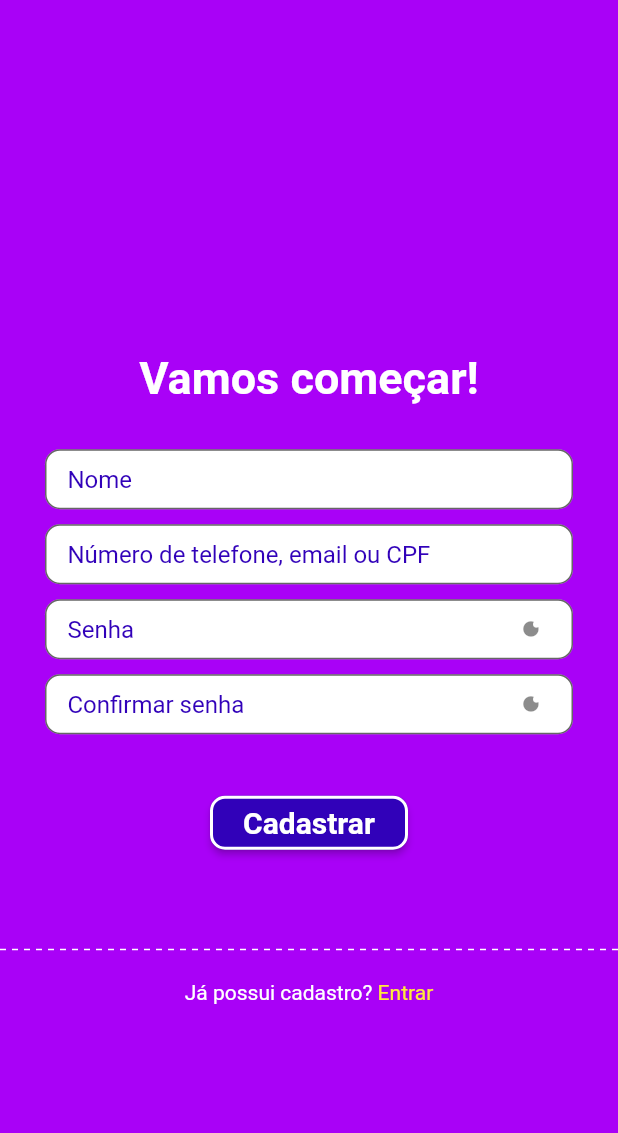
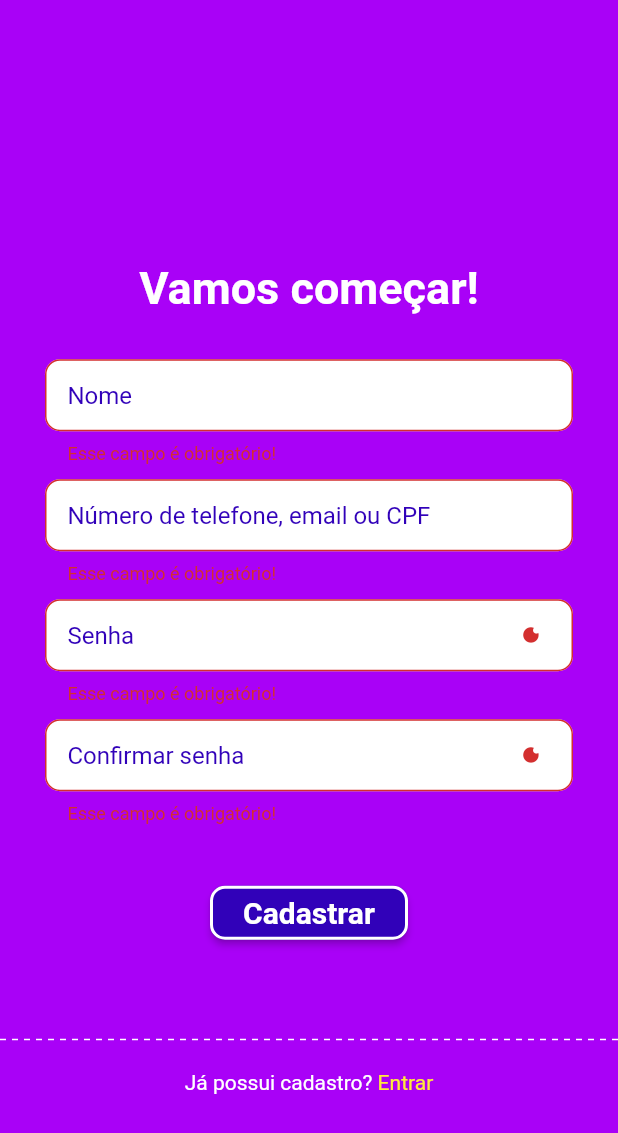
Before and after one commit to Lovepeople-BR/equipe-1, a Flutter app: the Cadastro screen opened directly, after a tap on "Cadastrar", on a phone screen of 412 x 824 dp. Shown: the top 1133 px of the screen. Run offline on Flutter 3.47's test engine with Material 2 defaults, Android fonts, the phone set to English and light mode, and no system bars; drawn by our look-alikes of dotted_line; our stand-ins replace shared_preferences; accounts and stored records are empty; Roboto replaces fonts that are missing (Montserrat-SemiBold).

Commit message:
Chamada de api da tela cadastro concluida

```diff
--- /dev/null
+++ b/lib/presenter/cadastro_controller.dart
@@ -0,0 +1,18 @@
+import 'package:app_lovepeople/model/user_repository.dart';
+import 'package:flutter/material.dart';
+
+class CadastroController extends ChangeNotifier {
+  final UserRepository repository;
+  CadastroController(this.repository);
+
+  void cadastrar(String nome, String email, String senha, VoidCallback sucesso,
+      VoidCallback falha) {
+    repository.cadastrar(nome, email, senha).then((value) {
+      if (value != null) {
+        sucesso();
+      } else {
+        falha();
+      }
+    });
+  }
+}
--- a/lib/view/cadastro/cadastro.dart
+++ b/lib/view/cadastro/cadastro.dart
@@ -1,7 +1,11 @@
+import 'package:app_lovepeople/presenter/cadastro_controller.dart';
 import 'package:app_lovepeople/view/componentes/olho_icons.dart';
+import 'package:app_lovepeople/view/lista-tarefas/listing.dart';
 import 'package:app_lovepeople/view/login/login.dart';
 import 'package:flutter/material.dart';
 import 'package:dotted_line/dotted_line.dart';
+import 'package:provider/provider.dart';
+import 'package:shared_preferences/shared_preferences.dart';
 
 class Cadastro extends StatefulWidget {
   @override
@@ -10,13 +14,18 @@ class Cadastro extends StatefulWidget {
 
 class _CadastroState extends State<Cadastro> {
   final _formKey = GlobalKey<FormState>();
+  final _nomeController = TextEditingController();
+  final _emailController = TextEditingController();
+  final _senhaController = TextEditingController();
+  final _confirmacaoController = TextEditingController();
   bool _enableObscure = true;
 
   @override
   Widget build(BuildContext context) {
     return Scaffold(
       backgroundColor: Color(0xFFA901F7),
-      body: Center(
+      body: Consumer<CadastroController>(builder: (context, controller, _) {
+        return Center(
           child: SingleChildScrollView(
             child: SafeArea(
               child: Column(
@@ -40,9 +49,13 @@ class _CadastroState extends State<Cadastro> {
                         child: Column(
                           mainAxisAlignment: MainAxisAlignment.center,
                           children: [
-                          Container(
-                            height: 40,
-                            child: TextFormField(
+                            TextFormField(
+                              controller: _nomeController,
+                              validator: (value) {
+                                if (value!.isEmpty) {
+                                  return "Esse campo é obrigatório!";
+                                }
+                              },
                               decoration: InputDecoration(
                                   border: OutlineInputBorder(
                                     borderRadius:
@@ -55,13 +68,16 @@ class _CadastroState extends State<Cadastro> {
                                   filled: true,
                                   contentPadding: EdgeInsets.only(left: 15)),
                             ),
-                          ),
                             SizedBox(
                               height: 10,
                             ),
-                          Container(
-                            height: 40,
-                            child: TextFormField(
+                            TextFormField(
+                              controller: _emailController,
+                              validator: (value) {
+                                if (value!.isEmpty) {
+                                  return "Esse campo é obrigatório!";
+                                }
+                              },
                               decoration: InputDecoration(
                                   border: OutlineInputBorder(
                                       borderRadius: BorderRadius.all(
@@ -73,13 +89,16 @@ class _CadastroState extends State<Cadastro> {
                                   filled: true,
                                   contentPadding: EdgeInsets.only(left: 15)),
                             ),
-                          ),
                             SizedBox(
                               height: 10,
                             ),
-                          Container(
-                            height: 40,
-                            child: TextFormField(
+                            TextFormField(
+                              controller: _senhaController,
+                              validator: (value) {
+                                if (value!.isEmpty) {
+                                  return "Esse campo é obrigatório!";
+                                }
+                              },
                               obscureText: _enableObscure,
                               decoration: InputDecoration(
                                   suffixIcon: _buildSuffixPassword(),
@@ -94,13 +113,22 @@ class _CadastroState extends State<Cadastro> {
                                   filled: true,
                                   contentPadding: EdgeInsets.only(left: 15)),
                             ),
-                          ),
                             SizedBox(
                               height: 10,
                             ),
-                          Container(
-                            height: 40,
-                            child: TextFormField(
+                            TextFormField(
+                              controller: _confirmacaoController,
+                              validator: (value) {
+                                if (value!.isEmpty) {
+                                  return "Esse campo é obrigatório!";
+                                }
+                                if (_senhaController.text ==
+                                    _confirmacaoController.text) {
+                                  return null;
+                                } else {
+                                  return "Confirmação de senha invalida";
+                                }
+                              },
                               obscureText: _enableObscure,
                               decoration: InputDecoration(
                                   suffixIcon: _buildSuffixPassword(),
@@ -115,21 +143,34 @@ class _CadastroState extends State<Cadastro> {
                                   filled: true,
                                   contentPadding: EdgeInsets.only(left: 15)),
                             ),
-                          ),
                             SizedBox(
                               height: 35,
                             ),
                             ElevatedButton(
                               style: ButtonStyle(
-                              backgroundColor:
-                                  MaterialStateProperty.all(Color(0xFF3101B9)),
+                                backgroundColor: MaterialStateProperty.all(
+                                    Color(0xFF3101B9)),
                                 shape: MaterialStateProperty.all(
                                     RoundedRectangleBorder(
                                   borderRadius: BorderRadius.circular(10),
-                                side: BorderSide(color: Colors.white, width: 2),
+                                  side:
+                                      BorderSide(color: Colors.white, width: 2),
                                 )),
                               ),
-                            onPressed: () {},
+                              onPressed: () {
+                                if (_formKey.currentState?.validate() == true) {
+                                  controller.cadastrar(
+                                      _nomeController.text,
+                                      _emailController.text,
+                                      _senhaController.text, () {
+                                    Navigator.of(context).pushReplacement(
+                                        MaterialPageRoute(
+                                            builder: (context) => Listing()));
+                                  }, () {
+                                    // criar dialog
+                                  });
+                                }
+                              },
                               child: Container(
                                 width: 100,
                                 child: Center(
@@ -185,7 +226,8 @@ class _CadastroState extends State<Cadastro> {
               ),
             ),
           ),
-      ),
+        );
+      }),
     );
   }
 
@@ -206,4 +248,11 @@ class _CadastroState extends State<Cadastro> {
       ),
     );
   }
+
+  _incrementCounter() async {
+    SharedPreferences prefs = await SharedPreferences.getInstance();
+    int counter = (prefs.getInt('counter') ?? 0) + 1;
+    print('Pressed $counter times.');
+    await prefs.setInt('counter', counter);
   }
+}
--- a/pubspec.yaml
+++ b/pubspec.yaml
@@ -30,7 +30,8 @@ dependencies:
   cupertino_icons: ^1.0.2
   dotted_line: ^3.0.0
   provider: ^5.0.0
-
+  http: ^0.13.3
+  shared_preferences: ^2.0.6
 
 dev_dependencies:
   flutter_test:
```
Also changed, not shown: lib/main.dart (+12 -2 lines), lib/model/login_user.dart (added, +63 -0 lines), lib/model/user_repository.dart (added, +34 -0 lines), lib/model/lovepeople_repository.dart (deleted), lib/presenter/login_controller.dart (added), lib/presenter/lovepeople_controller.dart (deleted), pubspec.lock. Lines whose indentation alone changed are shown as unchanged.
